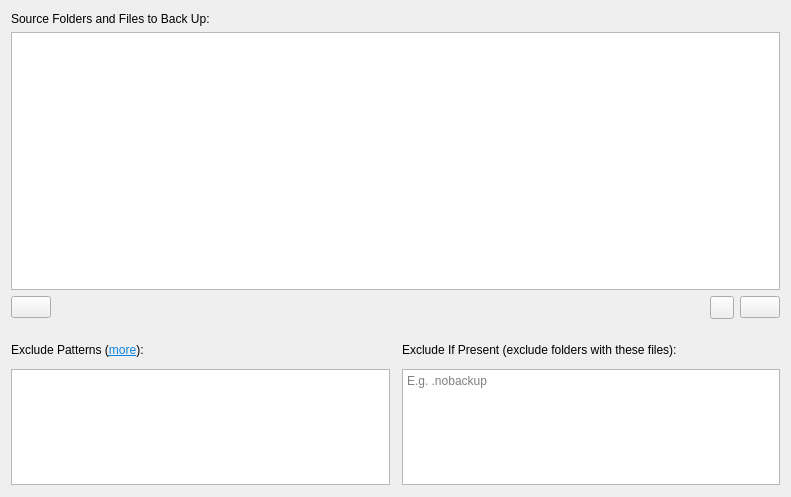
Before: the Qt Designer form src/vorta/assets/UI/sourcetab.ui in borgbase/vorta, drawn with Qt 5.
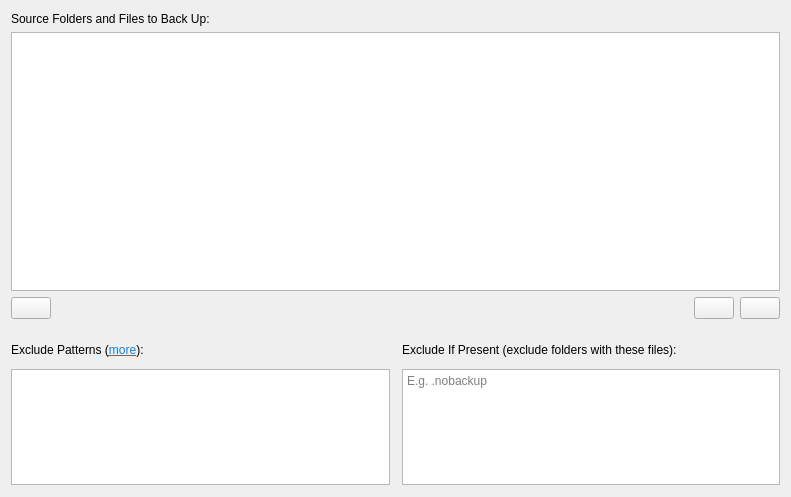
After: the same form once the commit is applied.

The edit to the form file:
```diff
--- a/src/vorta/assets/UI/sourcetab.ui
+++ b/src/vorta/assets/UI/sourcetab.ui
@@ -126,7 +126,7 @@
          </spacer>
         </item>
         <item>
-         <widget class="QToolButton" name="addButton">
+         <widget class="QPushButton" name="addButton">
           <property name="toolTip">
            <string>Add sources</string>
           </property>
```
